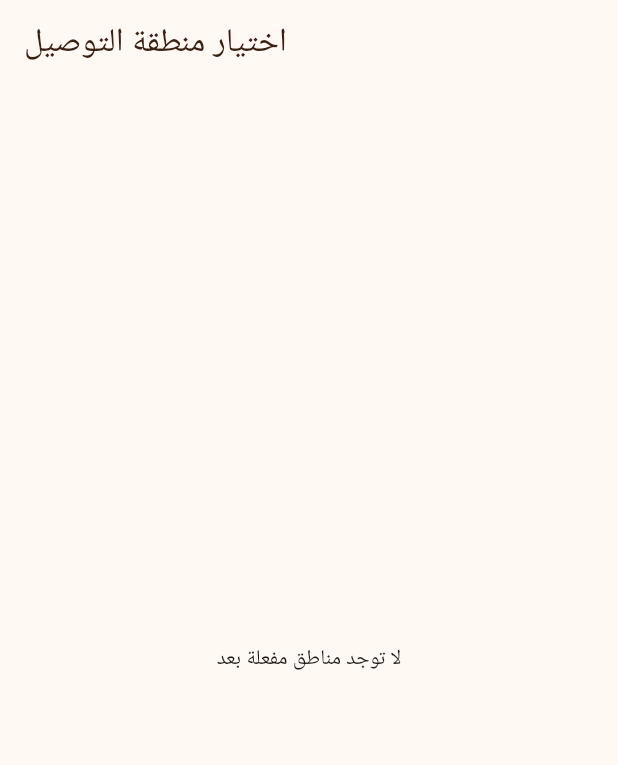
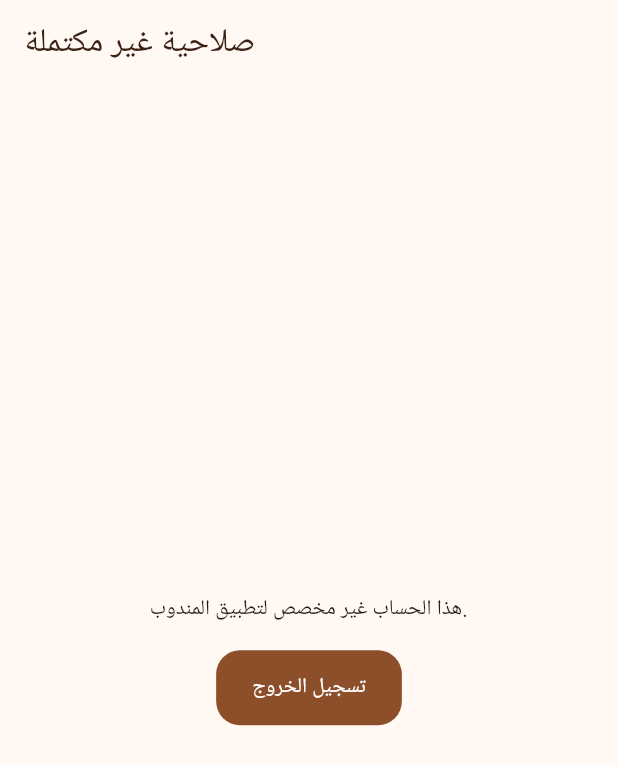
Before and after one commit to Sham4753/syria-delivery-platform, a Flutter app: the CourierGate screen opened directly, on a phone screen of 412 x 824 dp. Shown: the top 765 px of the screen. Run offline on Flutter 3.47's test engine with Material 3 defaults, Android fonts, the phone set to English and light mode, and no system bars; our stand-ins replace cloud_firestore, cloud_functions, firebase_auth, firebase_core, firebase_messaging, flutter_map and 3 more; missing offline and left inert: firebase_auth_platform_interface; accounts and stored records are empty; Roboto replaces fonts that are missing (Arial).

Commit message:
security: harden session and role boundaries

```diff
--- a/courier_app/lib/screens/orders_screen.dart
+++ b/courier_app/lib/screens/orders_screen.dart
@@ -9,20 +9,43 @@ class CourierGate extends StatelessWidget {
   const CourierGate({Key? key});
   @override
   Widget build(BuildContext context) {
-    final uid = FirebaseAuth.instance.currentUser!.uid;
+    final uid = FirebaseAuth.instance.currentUser?.uid;
+    if (uid == null) return const SessionDeniedPage(message: 'انتهت جلسة الدخول. سجّل الدخول مجدداً.');
     return StreamBuilder<DocumentSnapshot>(
-      stream: FirebaseFirestore.instance
-          .collection('couriers')
-          .doc(uid)
-          .snapshots(),
-      builder: (context, snapshot) {
-        final data = snapshot.data?.data() as Map<String, dynamic>?;
-        if (data?['zone_id'] == null || data?['zone_id'] == '')
-          return const ZoneSetup();
-        return const CourierHome();
+      stream: FirebaseFirestore.instance.collection('users').doc(uid).snapshots(),
+      builder: (context, profileSnapshot) {
+        final profile = profileSnapshot.data?.data() as Map<String, dynamic>?;
+        if (profileSnapshot.connectionState == ConnectionState.waiting) {
+          return const Scaffold(body: Center(child: CircularProgressIndicator()));
+        }
+        if (profile?['role'] != 'courier') {
+          return const SessionDeniedPage(message: 'هذا الحساب غير مخصص لتطبيق المندوب.');
+        }
+        return StreamBuilder<DocumentSnapshot>(
+          stream: FirebaseFirestore.instance.collection('couriers').doc(uid).snapshots(),
+          builder: (context, snapshot) {
+            final data = snapshot.data?.data() as Map<String, dynamic>?;
+            if (data?['zone_id'] == null || data?['zone_id'] == '') return const ZoneSetup();
+            return const CourierHome();
+          },
+        );
       },
     );
   }
+}
+
+class SessionDeniedPage extends StatelessWidget {
+  final String message;
+  const SessionDeniedPage({Key? key, required this.message}) : super(key: key);
+  @override
+  Widget build(BuildContext context) => Scaffold(
+    appBar: AppBar(title: const Text('صلاحية غير مكتملة')),
+    body: Center(child: Padding(padding: const EdgeInsets.all(24), child: Column(mainAxisSize: MainAxisSize.min, children: [
+      Text(message, textAlign: TextAlign.center),
+      const SizedBox(height: 16),
+      FilledButton(onPressed: () => FirebaseAuth.instance.signOut(), child: const Text('تسجيل الخروج')),
+    ])),),
+  );
 }
 
 class ZoneSetup extends StatelessWidget {
--- a/package.json
+++ b/package.json
@@ -8,6 +8,7 @@
     "test:vendor-publication": "node scripts/test-public-vendor-publication.js",
     "test:security-contract": "node scripts/security-contract.test.js",
     "test:fixes": "node scripts/time-utils.test.js && node scripts/wallet-guard.test.js && node scripts/security-ops.test.js && node scripts/security-contract.test.js",
-    "test:batch2": "node scripts/batch2-contract.test.js && node scripts/time-utils.test.js && node scripts/wallet-guard.test.js"
+    "test:batch2": "node scripts/batch2-contract.test.js && node scripts/time-utils.test.js && node scripts/wallet-guard.test.js",
+    "test:batch3": "node scripts/batch3-session-security.test.js && node scripts/batch2-contract.test.js && node scripts/security-contract.test.js"
   }
 }
```
Also changed, not shown: courier_app/lib/app.dart (+10 -1 lines), merchant_app/lib/app.dart (+9 -1 lines), 2 other files.
